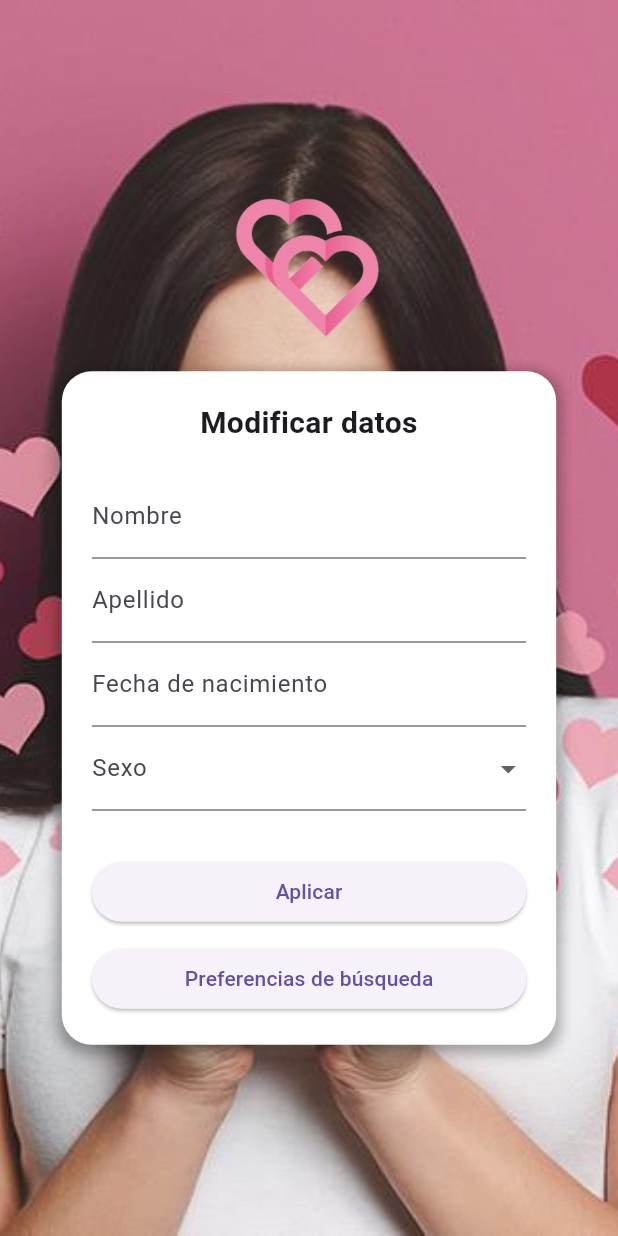
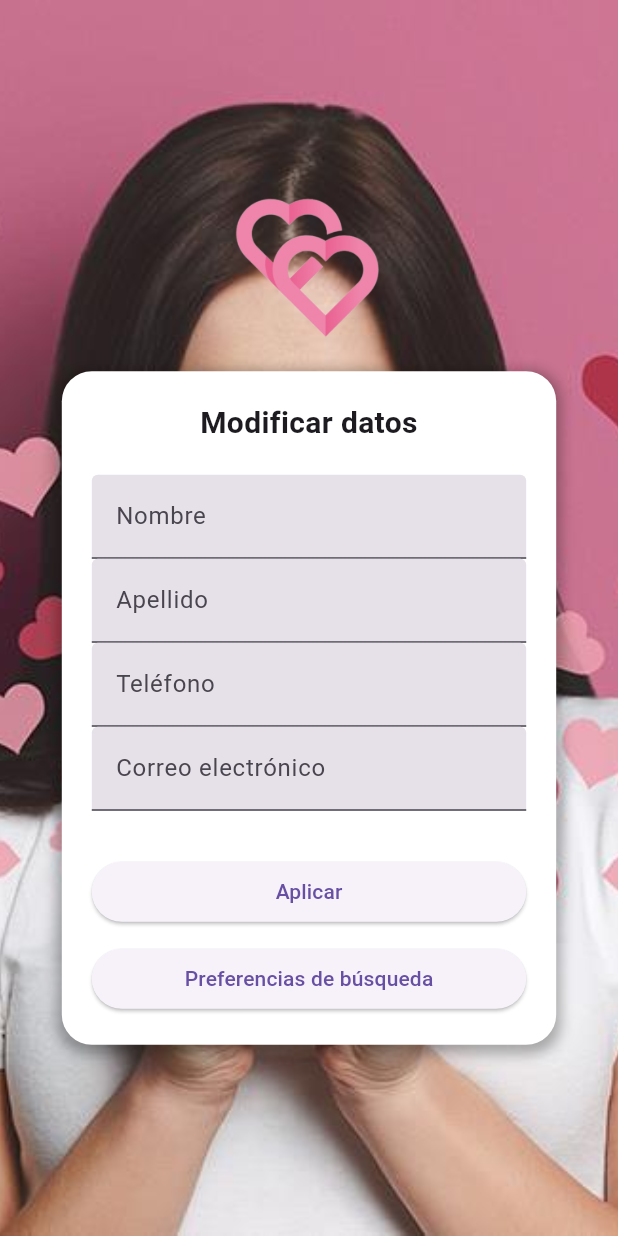
Before and after one commit to OscarDeDiegoSerrano/OhDateApp, a Flutter app: the Modificacion screen opened directly, on a phone screen of 412 x 824 dp. Run offline on Flutter 3.47's test engine with Material 3 defaults, Android fonts, the phone set to English and light mode, and no system bars.

Commit message:
Pagina modificar
Act.mal

```diff
--- a/lib/paginas/modificacion.dart
+++ b/lib/paginas/modificacion.dart
@@ -1,16 +1,26 @@
 import 'package:flutter/material.dart';
-import 'package:intl/intl.dart';
 
-void main() => runApp(MaterialApp(
-  title: "App",
-  home: Modificacion(), // Cambio de UserProfile a Modificacion
-  theme: ThemeData(
-    primaryColor: Colors.pink[100],
-    scaffoldBackgroundColor: Colors.pink[100],
-  ),
-));
+void main() async {
+  WidgetsFlutterBinding.ensureInitialized();
+  // No necesitamos inicializar Firebase para esta versión del código
+  runApp(MyApp());
+}
 
-class Modificacion extends StatelessWidget { // Cambio de UserProfile a Modificacion
+class MyApp extends StatelessWidget {
+  @override
+  Widget build(BuildContext context) {
+    return MaterialApp(
+      title: 'App',
+      home: Modificacion(),
+      theme: ThemeData(
+        primaryColor: Colors.pink[100],
+        scaffoldBackgroundColor: Colors.pink[100],
+      ),
+    );
+  }
+}
+
+class Modificacion extends StatelessWidget {
   @override
   Widget build(BuildContext context) {
     return Scaffold(
@@ -68,17 +78,15 @@ class Modificacion extends StatelessWidget { // Cambio de UserProfile a Modifica
                           textAlign: TextAlign.center,
                         ),
                         SizedBox(height: 20),
-                        ModificacionForm(), // Cambio de UserProfileForm a ModificacionForm
+                        ModificacionForm(),
                         SizedBox(height: 10),
                         ElevatedButton(
-
                           onPressed: () {
-                            // Implementar la funcionalidad de aplicar cambios aquí
-                            Navigator.pop(context); // Volvemos a la pantalla anterior
+                            // Aquí puedes agregar la lógica para guardar los datos
                           },
                           child: Text('Aplicar'),
                         ),
-                        SizedBox(height: 10), // Espacio vertical entre los botones
+                        SizedBox(height: 10),
                         ElevatedButton(
                           onPressed: () {
                             // Implementar la navegación a la pantalla de preferencias de búsqueda aquí
@@ -99,19 +107,17 @@ class Modificacion extends StatelessWidget { // Cambio de UserProfile a Modifica
   }
 }
 
-class ModificacionForm extends StatefulWidget { // Cambio de UserProfileForm a ModificacionForm
+class ModificacionForm extends StatefulWidget {
   @override
   _ModificacionFormState createState() => _ModificacionFormState();
 }
 
-class _ModificacionFormState extends State<ModificacionForm> { // Cambio de _UserProfileFormState a _ModificacionFormState
+class _ModificacionFormState extends State<ModificacionForm> {
   final _formKey = GlobalKey<FormState>();
   TextEditingController _nombreController = TextEditingController();
   TextEditingController _apellidoController = TextEditingController();
-  TextEditingController _edadController = TextEditingController();
-  TextEditingController _sexController = TextEditingController();
-  String? _selectedSex;
-  DateTime? _selectedDate;
+  TextEditingController _telefonoController = TextEditingController();
+  TextEditingController _emailController = TextEditingController();
 
   @override
   Widget build(BuildContext context) {
@@ -124,6 +130,7 @@ class _ModificacionFormState extends State<ModificacionForm> { // Cambio de _Use
             controller: _nombreController,
             decoration: InputDecoration(
               labelText: 'Nombre',
+              filled: true,
             ),
             validator: (value) {
               if (value == null || value.isEmpty) {
@@ -136,6 +143,7 @@ class _ModificacionFormState extends State<ModificacionForm> { // Cambio de _Use
             controller: _apellidoController,
             decoration: InputDecoration(
               labelText: 'Apellido',
+              filled: true,
             ),
             validator: (value) {
               if (value == null || value.isEmpty) {
@@ -145,58 +153,27 @@ class _ModificacionFormState extends State<ModificacionForm> { // Cambio de _Use
             },
           ),
           TextFormField(
-            controller: _edadController,
+            controller: _telefonoController,
             decoration: InputDecoration(
-              labelText: 'Fecha de nacimiento',
+              labelText: 'Teléfono',
+              filled: true,
             ),
             validator: (value) {
               if (value == null || value.isEmpty) {
-                return 'Por favor ingrese su fecha de nacimiento';
-              }
-              final DateTime selectedDate = DateFormat('dd/MM/yyyy').parse(value);
-              final DateTime currentDate = DateTime.now();
-              final DateTime minDate = DateTime(currentDate.year - 18, currentDate.month, currentDate.day);
-              if (selectedDate.isAfter(minDate)) {
-                return 'Debe ser mayor de 18 años';
+                return 'Por favor ingrese su teléfono';
               }
               return null;
             },
-            onTap: () async {
-              final DateTime? pickedDate = await showDatePicker(
-                context: context,
-                initialDate: _selectedDate ?? DateTime.now(),
-                firstDate: DateTime(1900),
-                lastDate: DateTime.now(),
-              );
-
-              if (pickedDate != null) {
-                setState(() {
-                  _selectedDate = pickedDate;
-                  _edadController.text = DateFormat('dd/MM/yyyy').format(pickedDate);
-                });
-              }
-            },
           ),
-          DropdownButtonFormField<String>(
-            value: _selectedSex,
-            onChanged: (newValue) {
-              setState(() {
-                _selectedSex = newValue;
-              });
-            },
+          TextFormField(
+            controller: _emailController,
             decoration: InputDecoration(
-              labelText: 'Sexo',
+              labelText: 'Correo electrónico',
+              filled: true,
             ),
-            items: <String>['Hombre', 'Mujer', 'No quiero especificar']
-                .map<DropdownMenuItem<String>>((String value) {
-              return DropdownMenuItem<String>(
-                value: value,
-                child: Text(value),
-              );
-            }).toList(),
             validator: (value) {
               if (value == null || value.isEmpty) {
-                return 'Por favor seleccione su orientación sexual';
+                return 'Por favor ingrese su correo electrónico';
               }
               return null;
             },
```
